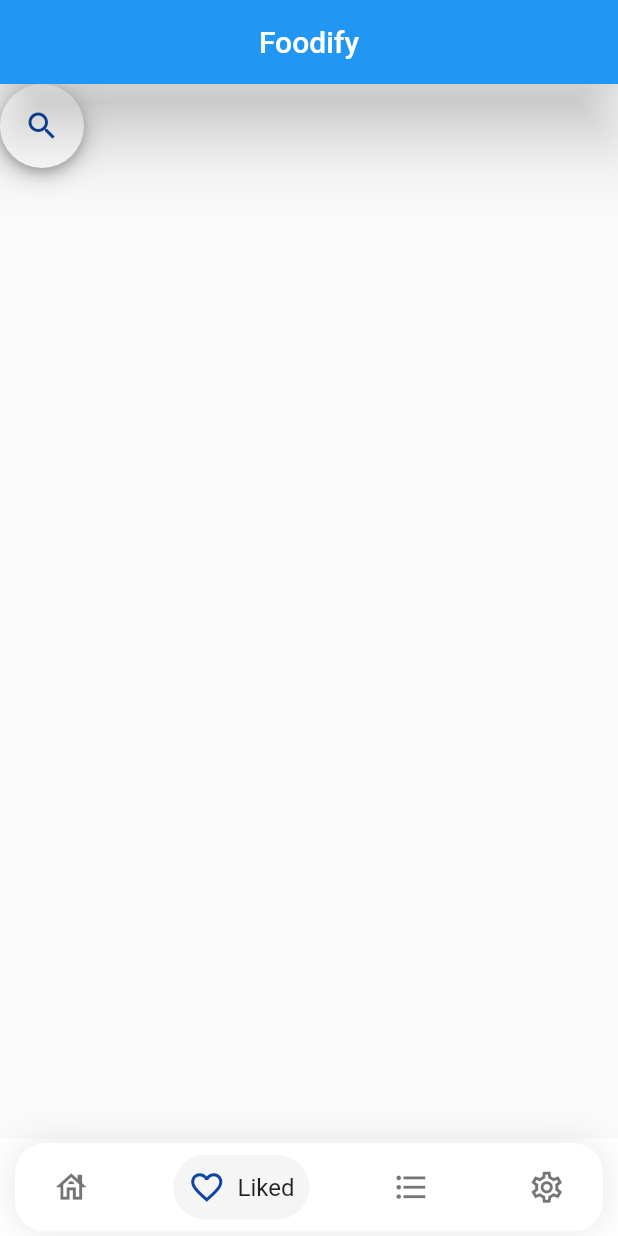
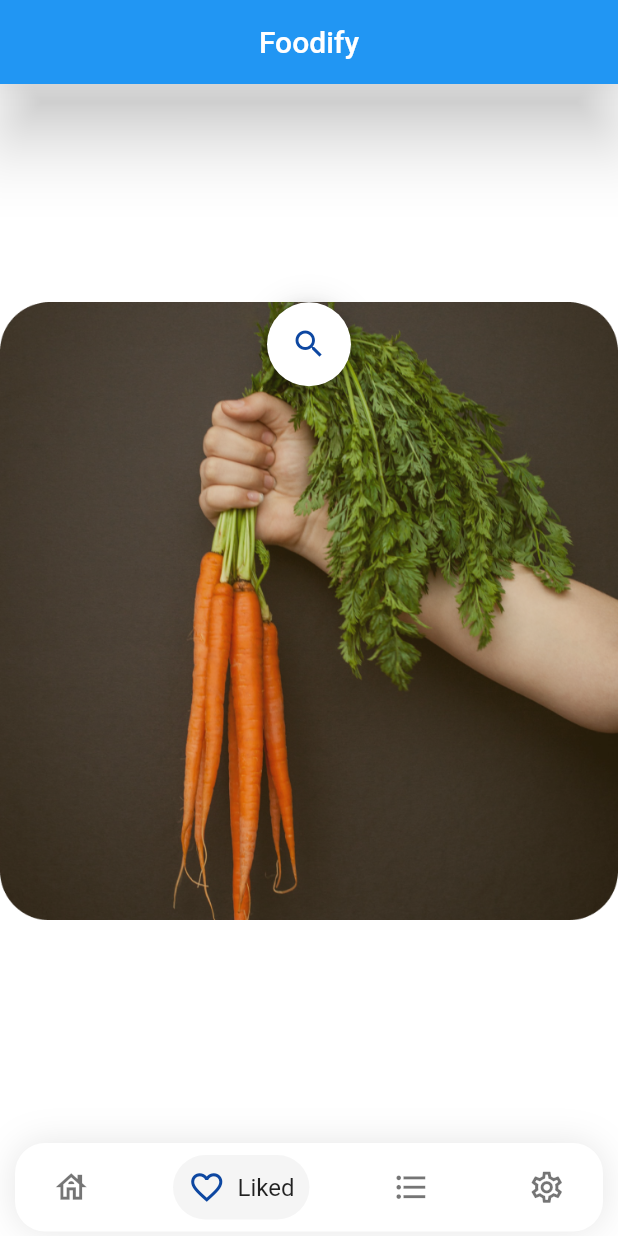
Before and after one commit to Dracula-101/Foodify-App, a Flutter app: the screen it shows after launch, item 2 of the bottom bar chosen, on a phone screen of 412 x 824 dp. Run offline on Flutter 3.47's test engine with Material 2 defaults, Android fonts, the phone set to English and light mode, and no system bars; drawn by our look-alikes of google_nav_bar; our stand-ins replace hexcolor, image_picker, video_player; network calls fail.

Commit message:
Bro kitna kaam kiya yaar

```diff
--- a/lib/main.dart
+++ b/lib/main.dart
@@ -19,7 +19,7 @@ class MyApp extends StatelessWidget {
       theme: ThemeData(
         primarySwatch: Colors.blue,
       ),
-      home: MyHomePage(),
+      home: const MyHomePage(),
       debugShowCheckedModeBanner: false,
     );
   }
@@ -34,7 +34,12 @@ class MyHomePage extends StatefulWidget {
 
 class _MyHomePageState extends State<MyHomePage> {
   int _currentTab = 0;
-  final List screens = [Home(), Favourites(), MyList(), Settings()];
+  final List screens = [
+    const Home(),
+    Favourites(),
+    const MyList(),
+    const Settings()
+  ];
 
   @override
   Widget build(BuildContext context) {
@@ -52,11 +57,11 @@ class _MyHomePageState extends State<MyHomePage> {
         child: screens.elementAt(_currentTab),
       ),
       bottomNavigationBar: Padding(
-        padding: EdgeInsets.symmetric(vertical: 3, horizontal: 10),
+        padding: const EdgeInsets.symmetric(vertical: 3, horizontal: 10),
         child: Container(
           decoration: BoxDecoration(
-            borderRadius: BorderRadius.all(
-              Radius.circular(20),
+            borderRadius: const BorderRadius.all(
+              const Radius.circular(20),
             ),
             color: Colors.white,
             boxShadow: [
@@ -71,7 +76,7 @@ class _MyHomePageState extends State<MyHomePage> {
               padding:
                   const EdgeInsets.symmetric(horizontal: 15.0, vertical: 8),
               child: GNav(
-                textStyle: TextStyle(
+                textStyle: const TextStyle(
                   fontSize: 16,
                 ),
                 rippleColor: Colors.grey[300]!,
@@ -79,24 +84,25 @@ class _MyHomePageState extends State<MyHomePage> {
                 gap: 8,
                 activeColor: Colors.blue[900],
                 iconSize: 25,
-                padding: EdgeInsets.symmetric(horizontal: 10, vertical: 9),
-                duration: Duration(milliseconds: 400),
+                padding:
+                    const EdgeInsets.symmetric(horizontal: 10, vertical: 9),
+                duration: const Duration(milliseconds: 400),
                 tabBackgroundColor: Colors.grey[100]!,
                 color: Colors.black54,
                 tabs: [
-                  GButton(icon: Icons.house_outlined, text: 'Home'),
-                  GButton(
+                  const GButton(icon: Icons.house_outlined, text: 'Home'),
+                  const GButton(
                     icon: Icons.favorite_border,
                     // iconSize: 23,
                     text: 'Liked',
                   ),
-                  GButton(
+                  const GButton(
                     icon: Icons.format_list_bulleted_sharp,
                     // iconSize: 25,
                     // icon: Icons.checklist_rounded,
                     text: 'My List',
                   ),
-                  GButton(
+                  const GButton(
                     // iconSize: 25,
                     icon: Icons.settings_outlined,
                     text: 'Settings',
--- a/lib/models/recipe.dart
+++ b/lib/models/recipe.dart
@@ -1,24 +1,27 @@
+import 'package:foodify/constants/key.dart';
+
 class Recipe {
   final String title;
   final String image;
-  final int weightWatcherSmartPoints;
+  final double rating;
   final int readyInMinutes;
 
   Recipe(
       {required this.title,
       required this.image,
-      required this.weightWatcherSmartPoints,
+      required this.rating,
       required this.readyInMinutes});
 
   factory Recipe.fromJson(dynamic json) {
     return Recipe(
         title: json['title'] as String,
         image: json['image'] as String,
-        weightWatcherSmartPoints: json['weightWatcherSmartPoints'] as int,
+        rating: (json['spoonacularScore'] as double) / 20.0,
         readyInMinutes: json['readyInMinutes'] as int);
   }
 
   static List<Recipe> recipesFromSnapshot(List snapshot) {
+    // print(snapshot);
     return snapshot.map((data) {
       return Recipe.fromJson(data);
     }).toList();
@@ -26,6 +29,6 @@ class Recipe {
 
   @override
   String toString() {
-    return 'Recipe {name: $title, image: $image, weightWatcherSmartPoints: $weightWatcherSmartPoints, readyInMinutes: $readyInMinutes}';
+    return 'Recipe {name: $title, image: $image, rating: $rating, readyInMinutes: $readyInMinutes}';
   }
 }
--- /dev/null
+++ b/lib/models/recipeSearch.dart
@@ -0,0 +1,25 @@
+class RecipeSearch {
+  final String id;
+  final String title;
+  final String image;
+
+  RecipeSearch({required this.id, required this.title, required this.image});
+
+  factory RecipeSearch.fromJson(dynamic json) {
+    return RecipeSearch(
+        id: json['id'] as String,
+        title: json['title'] as String,
+        image: json['image'] as String);
+  }
+
+  static List<RecipeSearch> recipeSearchFromSnapshot(List snapshot) {
+    return snapshot.map((data) {
+      return RecipeSearch.fromJson(data);
+    }).toList();
+  }
+
+  @override
+  String toString() {
+    return 'RecipeSearch {title: $title, id: $id, image: $image}';
+  }
+}
--- a/lib/pages/favourites.dart
+++ b/lib/pages/favourites.dart
@@ -64,7 +64,7 @@ class _FavouritesState extends State<Favourites> {
 
   void initState() {
     super.initState();
-    //filteredSearchHistory = filterSearchTerms(filter: null);
+    // filteredSearchHistory = filterSearchTerms(filter: null);
     //getRecipes();
   }
 
@@ -78,25 +78,28 @@ class _FavouritesState extends State<Favourites> {
 
   @override
   Widget build(BuildContext context) {
-    return Scaffold(
-        body: _isLoading
+    return Stack(alignment: Alignment.topCenter, children: [
+      Image(image: AssetImage('assets/images/img_veggieimage.png')),
+      _isLoading
           ? Center(child: CircularProgressIndicator())
           : AnimatedContainer(
               duration: Duration(milliseconds: 400),
-                width: _folded ? 56 : 300,
+              width: _folded ? 56 : 250,
+              // alignment: Alignment.topRight,
               height: 56,
-                curve: Curves.easeInOut,
+              curve: Curves.fastOutSlowIn,
               decoration: BoxDecoration(
                 borderRadius: BorderRadius.circular(32),
                 color: Colors.white,
                 boxShadow: kElevationToShadow[6],
               ),
               child: Row(
+                mainAxisAlignment: MainAxisAlignment.center,
                 children: [
                   Expanded(
                       child: Container(
-                      padding: EdgeInsets.only(
-                          left: 16, right: 16, top: 8, bottom: 8),
+                    padding:
+                        EdgeInsets.only(left: 16, right: 16, top: 8, bottom: 8),
                     child: !_folded
                         ? TextField(
                             decoration: InputDecoration(
@@ -132,10 +135,11 @@ class _FavouritesState extends State<Favourites> {
                         ),
                       ))
                 ],
-                )));
+              )),
+    ]);
   }
 
-  Widget _buildRecipeCard(BuildContext context, int index) {
+  Widget _buildRecipeCard(BuildContext context) {
     return Scaffold(
         body: ListView.builder(
       itemCount: _recipes.length,
@@ -143,7 +147,7 @@ class _FavouritesState extends State<Favourites> {
         return RecipeCard(
             title: _recipes[index].title,
             cookTime: _recipes[index].readyInMinutes.toString() + " mins",
-            rating: _recipes[index].weightWatcherSmartPoints.toString() + " ",
+            rating: _recipes[index].rating.toString() + " ",
             thumbnailUrl: _recipes[index].image);
       },
     ));
--- a/pubspec.yaml
+++ b/pubspec.yaml
@@ -37,11 +37,13 @@ dependencies:
   google_nav_bar: ^5.0.5
   fluid_action_card: ^1.0.0+4
   video_player: ^2.2.19
+  hexcolor: ^2.0.6
+  dio: ^4.0.4
 
 dev_dependencies:
   flutter_test:
     sdk: flutter
-  material_floating_search_bar: ^0.2.6
+  #material_floating_search_bar: ^0.2.6
   flutter_lints: ^1.0.0
 
 # For information on the generic Dart part of this file, see the
```
Also changed, not shown: lib/models/recipeId.dart (added, +115 -0 lines), lib/models/recipeSearch.api.dart (added, +25 -0 lines), lib/pages/home.dart (+37 -149 lines), lib/pages/mylist.dart (+12 -7 lines), lib/views/widgets/recipe_card.dart (+18 -10 lines), assets/images/image 1.png (added), assets/images/image 3.png (added), assets/images/image 5.png (added), assets/images/image 6.png (added), lib/models/recipeId.api.dart (added), pubspec.lock, 3 other files. Lines whose indentation alone changed are shown as unchanged.
